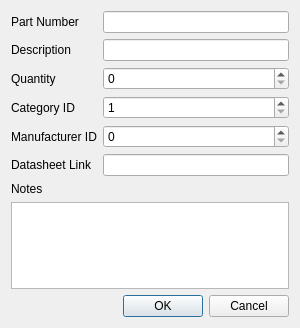
The window that qtui/src/ComponentEditDialog.ui (hpmachining/ComponentInventory) describes before a commit, drawn with Qt 5.
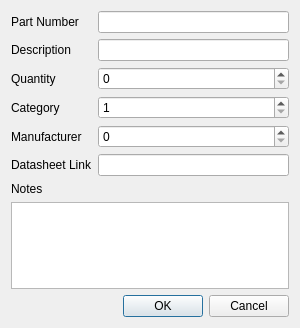
The same window after the commit.

Commit message:
Add component dialog using ID-based fields
Introduce a ComponentEditDialog that supports adding new
Components using numeric CategoryID and ManufacturerID fields.

This establishes the add-component data flow and validates
foreign key handling before switching to name-based dropdowns.

Updated enable/disable database actions.

What changed in the file:
```diff
--- a/qtui/src/ComponentEditDialog.ui
+++ b/qtui/src/ComponentEditDialog.ui
@@ -62,7 +62,7 @@
      <item row="3" column="0">
       <widget class="QLabel" name="categoryIdLabel">
        <property name="text">
-        <string>Category ID</string>
+        <string>Category</string>
        </property>
       </widget>
      </item>
@@ -79,12 +79,15 @@
      <item row="4" column="0">
       <widget class="QLabel" name="manufacturerIdLabel">
        <property name="text">
-        <string>Manufacturer ID</string>
+        <string>Manufacturer</string>
        </property>
       </widget>
      </item>
      <item row="4" column="1">
-      <widget class="QSpinBox" name="manufacturerIdSpin">
+      <widget class="QSpinBox" name="manufacturerSpin">
+       <property name="minimum">
+        <number>0</number>
+       </property>
        <property name="maximum">
         <number>1000</number>
        </property>
```
Left out of the diff: 6 changed lines with no effect on the pictures. The commit also changes 5 other files.
